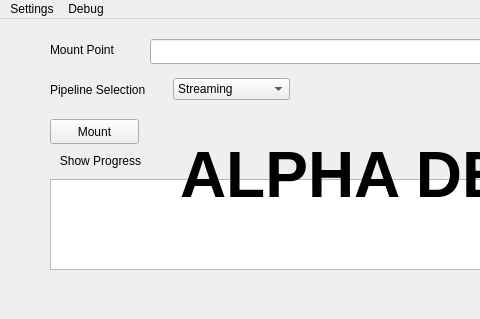
The window that gui/MountPrimaryWindow.ui (Seagate/cloudfuse) describes before a commit, drawn with Qt 5; both pictures show x 0 to 480 and y 0 to 319 of the 803 by 319 pixel window.
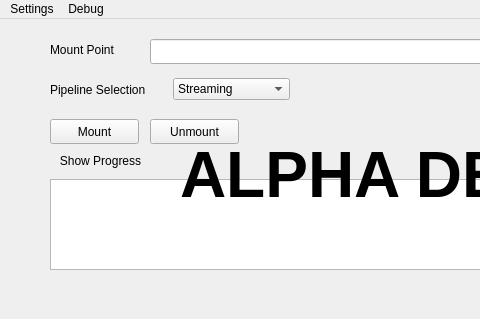
The same window after the commit.

Commit message: browse button function, add primary window unmount

What changed in the file:
```diff
--- a/gui/MountPrimaryWindow.ui
+++ b/gui/MountPrimaryWindow.ui
@@ -157,6 +157,19 @@
      <string>ALPHA DESIGN</string>
     </property>
    </widget>
+   <widget class="QPushButton" name="unmount_button">
+    <property name="geometry">
+     <rect>
+      <x>150</x>
+      <y>100</y>
+      <width>89</width>
+      <height>25</height>
+     </rect>
+    </property>
+    <property name="text">
+     <string>Unmount</string>
+    </property>
+   </widget>
   </widget>
   <widget class="QMenuBar" name="menubar">
    <property name="geometry">
```
The commit also changes 4 other files.
